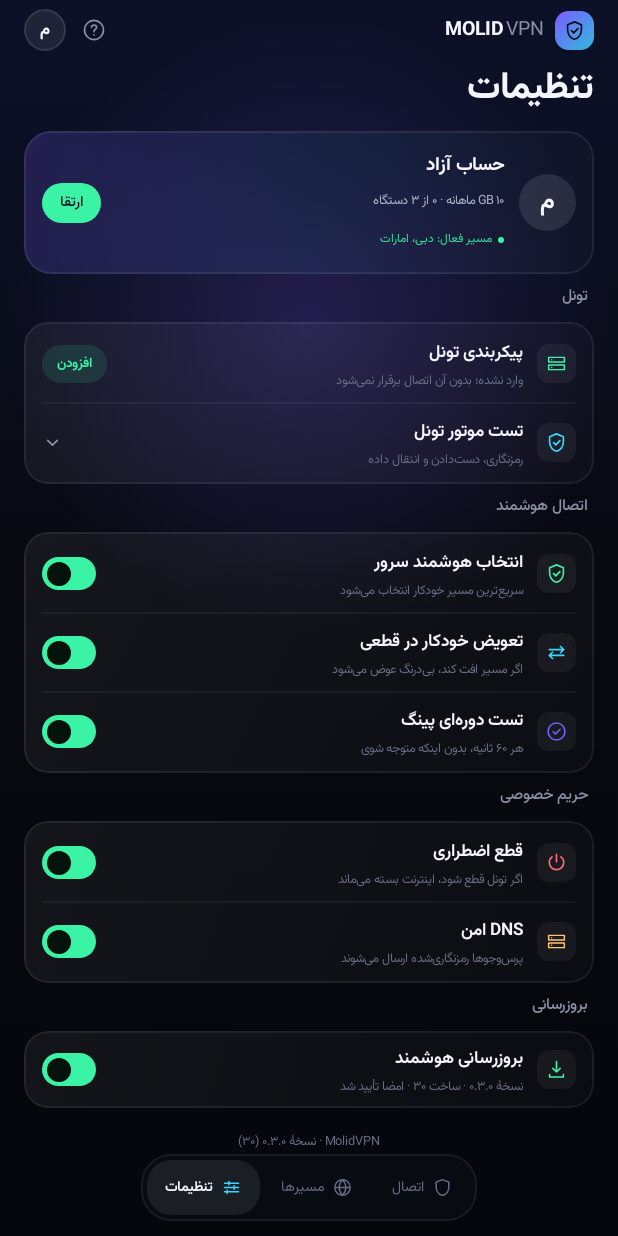
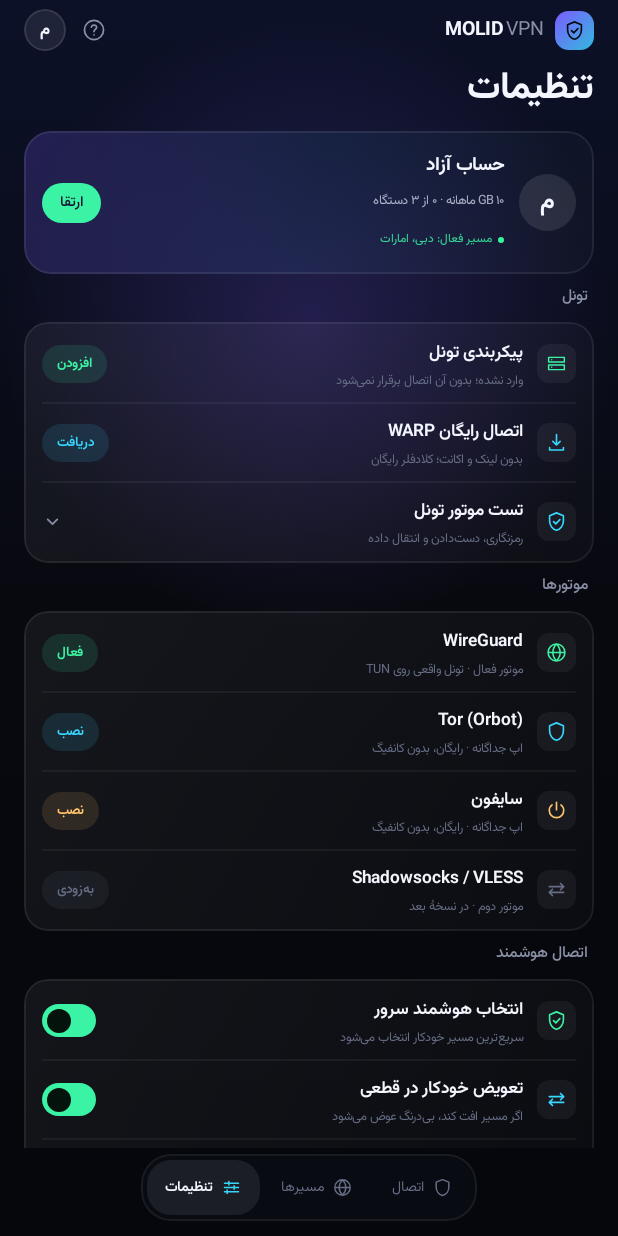
Before and after one commit to hidooch980/MolidVPN, an Android app built with Jetpack Compose: the screen it shows after launch (MainActivity), after a tap on "تنظیمات", on a phone screen of 412 x 824 dp. Run offline under Robolectric (Android 15) with nearby library versions, the phone set to English and light mode, and no system bars; network calls fail.

Commit message:
MolidVPN 0.4.0: free WARP profile, engines section, version bump

```diff
--- a/app/build.gradle.kts
+++ b/app/build.gradle.kts
@@ -21,8 +21,8 @@ android {
         applicationId = "com.molidvpn"
         minSdk = 26
         targetSdk = 35
-        versionCode = 30
-        versionName = "0.3.0"
+        versionCode = 31
+        versionName = "0.4.0"
     }
 
     signingConfigs {
--- a/app/src/main/java/com/molidvpn/ui/MolidRoot.kt
+++ b/app/src/main/java/com/molidvpn/ui/MolidRoot.kt
@@ -75,6 +75,8 @@ fun MolidRoot(
     onCheckUpdate: () -> Unit,
     onEditConfig: () -> Unit,
     onSelfTest: () -> Unit,
+    onWarp: () -> Unit,
+    onOpenLink: (String) -> Unit,
     modifier: Modifier = Modifier,
 ) {
     var tab by remember { mutableIntStateOf(0) }
@@ -159,6 +161,8 @@ fun MolidRoot(
                         onToast = toastLatest,
                         onEditConfig = onEditConfig,
                         onSelfTest = onSelfTest,
+                        onWarp = onWarp,
+                        onOpenLink = onOpenLink,
                     )
                 }
             }
--- a/app/src/main/java/com/molidvpn/ui/screens/SettingsScreen.kt
+++ b/app/src/main/java/com/molidvpn/ui/screens/SettingsScreen.kt
@@ -52,6 +52,8 @@ fun SettingsScreen(
     onToast: (String) -> Unit,
     onEditConfig: () -> Unit,
     onSelfTest: () -> Unit,
+    onWarp: () -> Unit,
+    onOpenLink: (String) -> Unit,
 ) {
     val configSummary = remember(settings.wgConfig) {
         if (settings.wgConfig.isBlank()) "وارد نشده؛ بدون آن اتصال برقرار نمی‌شود"
@@ -106,6 +108,15 @@ fun SettingsScreen(
                 )
                 Hairline()
                 RowItem(
+                    icon = MolidIcons.Update,
+                    iconTint = M.Cyan,
+                    title = "اتصال رایگان WARP",
+                    subtitle = "بدون لینک و اکانت؛ کلادفلر رایگان",
+                    trailing = { Pill("دریافت", M.Cyan) },
+                    onClick = onWarp,
+                )
+                Hairline()
+                RowItem(
                     icon = MolidIcons.ShieldCheck,
                     iconTint = M.Cyan,
                     title = "تست موتور تونل",
@@ -119,6 +130,45 @@ fun SettingsScreen(
                         )
                     },
                     onClick = onSelfTest,
+                )
+            }
+        }
+
+        SectionLabel("موتورها")
+        GlassCard(radius = 16.dp, alpha = 0.055f) {
+            Column(Modifier.padding(vertical = 2.dp)) {
+                RowItem(
+                    icon = MolidIcons.Globe,
+                    iconTint = M.Mint,
+                    title = "WireGuard",
+                    subtitle = "موتور فعال · تونل واقعی روی TUN",
+                    trailing = { Pill("فعال", M.Mint) },
+                )
+                Hairline()
+                RowItem(
+                    icon = MolidIcons.Shield,
+                    iconTint = M.Cyan,
+                    title = "Tor (Orbot)",
+                    subtitle = "اپ جداگانه · رایگان، بدون کانفیگ",
+                    trailing = { Pill("نصب", M.Cyan) },
+                    onClick = { onOpenLink("https://play.google.com/store/apps/details?id=org.torproject.android") },
+                )
+                Hairline()
+                RowItem(
+                    icon = MolidIcons.Power,
+                    iconTint = M.Amber,
+                    title = "سایفون",
+                    subtitle = "اپ جداگانه · رایگان، بدون کانفیگ",
+                    trailing = { Pill("نصب", M.Amber) },
+                    onClick = { onOpenLink("https://psiphon.ca") },
+                )
+                Hairline()
+                RowItem(
+                    icon = MolidIcons.Swap,
+                    iconTint = M.Muted2,
+                    title = "Shadowsocks / VLESS",
+                    subtitle = "موتور دوم · در نسخهٔ بعد",
+                    trailing = { Pill("به‌زودی", M.Muted2) },
                 )
             }
         }
@@ -311,3 +361,18 @@ private fun Hairline() {
             .background(Color.White.copy(alpha = 0.05f))
     )
 }
+@Composable
+private fun Pill(text: String, tint: Color) {
+    Text(
+        text,
+        fontSize = 9.sp,
+        fontFamily = MolidFont,
+        fontWeight = FontWeight.SemiBold,
+        lineHeight = 12.sp,
+        color = tint,
+        modifier = Modifier
+            .clip(CircleShape)
+            .background(tint.copy(alpha = 0.12f))
+            .padding(horizontal = 10.dp, vertical = 5.dp),
+    )
+}
```
Also changed, not shown: app/src/main/java/com/molidvpn/MainActivity.kt (+21 -0 lines), app/src/main/java/com/molidvpn/core/wg/Warp.kt (added, +87 -0 lines), 3 other files.
